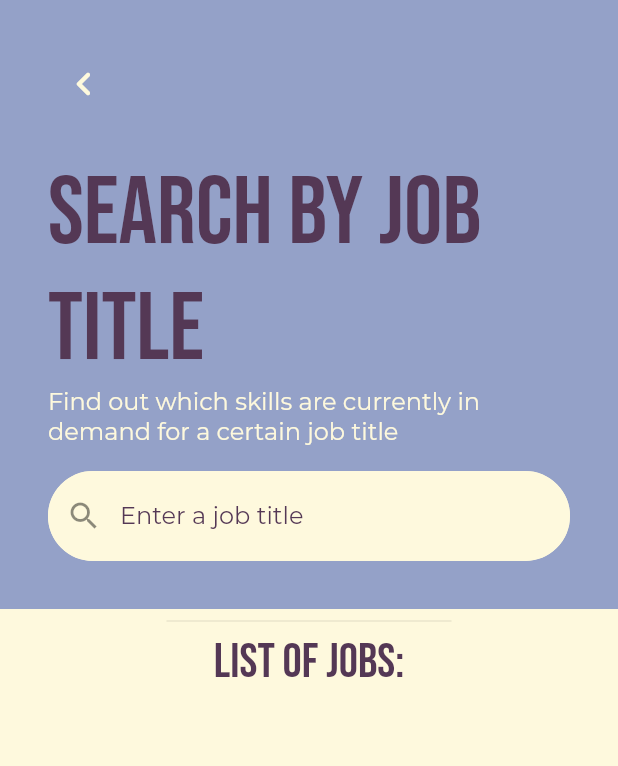
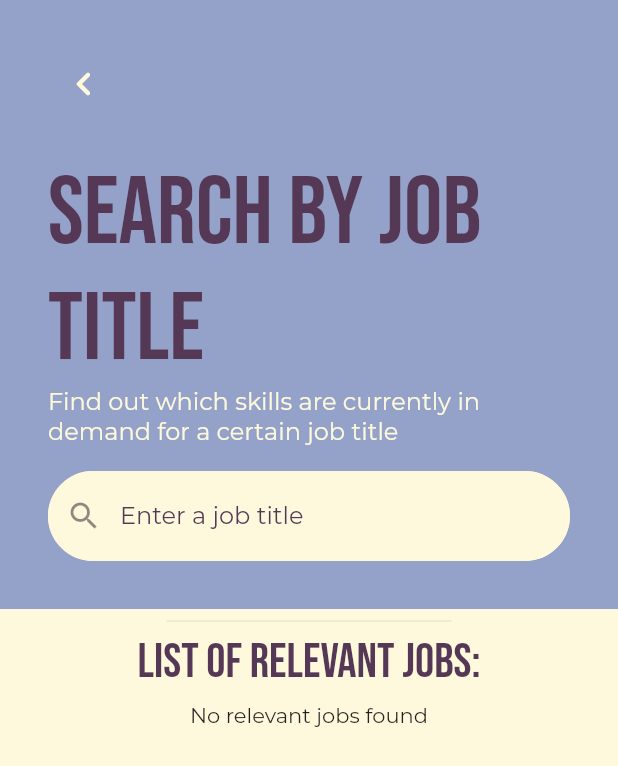
Before and after one commit to soumya225/peek, a Flutter app: the SearchByJobTitle screen opened directly, on a phone screen of 412 x 824 dp. Shown: the top 766 px of the screen. Run offline on Flutter 3.47's test engine with Material 2 defaults, Android fonts, the phone set to English and light mode, and no system bars; our stand-ins replace flutter_spinkit, graphql_flutter, pie_chart; network calls fail.

Commit message:
changes in UI
- more responsive design
- indication of when no jobs matching criteria are found

```diff
--- a/lib/screens/search_by_job_title.dart
+++ b/lib/screens/search_by_job_title.dart
@@ -72,15 +72,51 @@ class _SearchByJobTitleState extends State<SearchByJobTitle> {
     if(tagsMap.isEmpty) return Container();
     return Padding(
       padding: const EdgeInsets.all(32.0),
-      child: Container(
-        height: 600,
-        child: PieChart(
-          dataMap: tagsMap,
-          chartValuesOptions: ChartValuesOptions(
-            showChartValuesInPercentage: true,
+      child: Column(
+        children: [
+          Padding(
+            padding: const EdgeInsets.all(8.0),
+            child: Text(
+              "Breakdown of skills:",
+              style: TextStyle(
+                  fontFamily: "BebasNeue",
+                  fontSize: 32.0,
+                  color: Theme.of(context).primaryColor
+              ),
+            ),
           ),
-        ),
+          Text(
+            "This pie chart describes how many relevant jobs (i.e. jobs with the entered keyword in the job title) look for each skill"
+          ),
+          SizedBox(height: 8.0,),
+          Container(
+            height: MediaQuery.of(context).size.width < 900 ? null : 600,
+            child: PieChart(
+              dataMap: tagsMap,
+              legendOptions: LegendOptions(
+                legendPosition: MediaQuery.of(context).size.width < 900 ? LegendPosition.bottom : LegendPosition.right
+              ),
+            ),
+          ),
+        ],
       ),
+    );
+  }
+
+  Widget _buildList() {
+    if(filteredList.length == 0)
+      return Padding(
+        padding: const EdgeInsets.all(8.0),
+        child: Text("No relevant jobs found"),
+      );
+    return ListView.builder(
+      padding: EdgeInsets.all(8.0),
+      shrinkWrap: true,
+      scrollDirection: Axis.vertical,
+      itemCount: filteredList.length,
+      itemBuilder: (context, index) {
+        return JobTile(job: filteredList[index]);
+      }
     );
   }
 
@@ -169,22 +205,14 @@ class _SearchByJobTitleState extends State<SearchByJobTitle> {
                   ),
                 ),
                 Text(
-                  "List of jobs:",
+                  "List of relevant jobs:",
                   style: TextStyle(
                       fontFamily: "BebasNeue",
                       fontSize: 32.0,
                       color: Theme.of(context).primaryColor
                   ),
                 ),
-                ListView.builder(
-                  padding: EdgeInsets.all(8.0),
-                  shrinkWrap: true,
-                  scrollDirection: Axis.vertical,
-                  itemCount: filteredList.length,
-                  itemBuilder: (context, index) {
-                    return JobTile(job: filteredList[index]);
-                  }
-                ),
+                _buildList(),
               ],
             ),
           ),
```
Also changed, not shown: lib/screens/home.dart (+5 -5 lines), lib/screens/search_by_job_skill.dart (+18 -9 lines).
